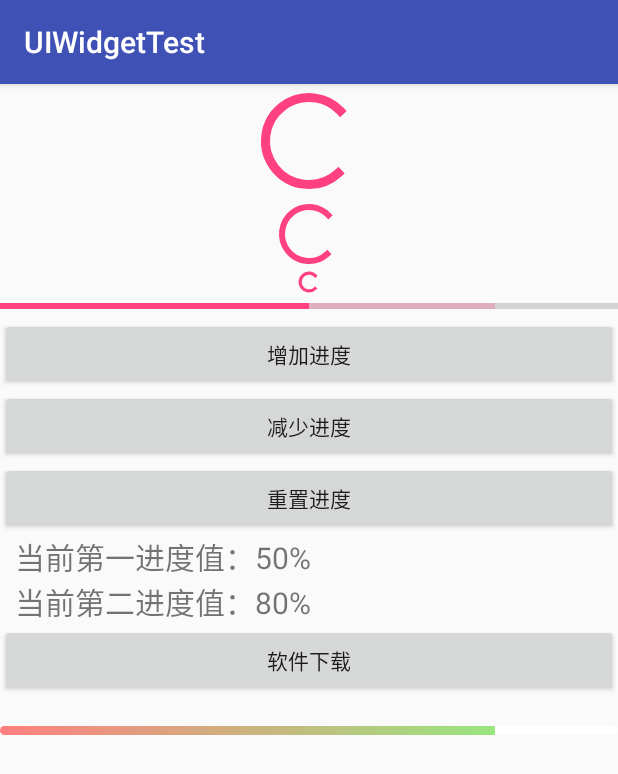
After one commit to cc-ohayou/UIWidgetTest, an Android app: the ProgressBarActivity screen opened directly, with no data from a screen before it, on a phone screen of 412 x 824 dp. The commit adds this screen. Shown: the top 774 px of the screen. Run offline under Robolectric (Android 15) with nearby library versions, the phone set to English and light mode, and no system bars.

Commit message:
progressbar自定义

```diff
--- a/app/src/main/AndroidManifest.xml
+++ b/app/src/main/AndroidManifest.xml
@@ -16,6 +16,7 @@
                 <category android:name="android.intent.category.LAUNCHER" />
             </intent-filter>
         </activity>
+        <activity android:name=".ProgressBarActivity"></activity>
     </application>
 
 </manifest>
--- /dev/null
+++ b/app/src/main/java/space/cc/com/uiwidgettest/BaseActivity.java
@@ -0,0 +1,67 @@
+package space.cc.com.uiwidgettest;
+
+import android.content.Context;
+import android.content.Intent;
+import android.os.Bundle;
+import android.support.annotation.Nullable;
+import android.support.v7.app.AppCompatActivity;
+import android.util.Log;
+
+
+import java.util.HashMap;
+import java.util.Map;
+import java.util.Set;
+
+import space.cc.com.util.ActivityCollector;
+
+public  class BaseActivity extends AppCompatActivity{
+    private static final String TAG = "BaseActivity";
+     static final Map EMPTY_MAP =new HashMap();
+
+    @Override
+    protected void onCreate(@Nullable Bundle savedInstanceState) {
+        super.onCreate(savedInstanceState);
+        Log.i(TAG, "taskId is: " + getTaskId());
+        Log.d(TAG, "create and add to collector activity is " + getClass().getSimpleName());
+        ActivityCollector.addActivity(this);
+    }
+
+    @Override
+    protected void onDestroy() {
+        super.onDestroy();
+        ActivityCollector.removeActivity(this);
+
+    }
+
+    /**
+     * @author CF
+     * created at 2018/10/21/021  21:42
+     */
+    static void startAction(Context context, Map<String, String> map, Class<?> c) {
+        Log.i(TAG, "startAction:context is :" + context.getClass().getSimpleName()
+                + ",targetActivity is:" + c.getSimpleName());
+        Intent intent = new Intent(context, c);
+        if (isNotEmpty(map)) {
+            Set<Map.Entry<String, String>> set = map.entrySet();
+            for (Map.Entry<String, String> entry : set) {
+                intent.putExtra(entry.getKey(), entry.getValue());
+            }
+        }
+        context.startActivity(intent);
+    }
+
+    static boolean isNotEmpty(Map map) {
+        return map != null && !map.isEmpty();
+    }
+
+/**
+ *
+ *@author CF
+ *created at 2018/10/21/021  21:42
+ */
+    public   void startAction(Context context,String bundlKkey, Bundle bundle){
+        Intent intent=new Intent(context,this.getClass());
+        intent.putExtra(bundlKkey,bundle);
+        context.startActivity(intent);
+        }
+    }
--- /dev/null
+++ b/app/src/main/java/space/cc/com/uiwidgettest/ProgressBarActivity.java
@@ -0,0 +1,125 @@
+package space.cc.com.uiwidgettest;
+
+import android.app.ProgressDialog;
+import android.content.Context;
+import android.content.DialogInterface;
+import android.support.v7.app.AppCompatActivity;
+import android.os.Bundle;
+import android.view.View;
+import android.widget.Button;
+import android.widget.ProgressBar;
+import android.widget.TextView;
+import android.widget.Toast;
+
+import java.util.Map;
+
+public class ProgressBarActivity extends BaseActivity implements View.OnClickListener{
+    private ProgressBar mProgressBarHorizontal;
+    private Button mAdd;
+    private Button mReduce;
+    private Button mReset;
+    private TextView mFirstProgressTv;
+    private TextView mSecondProgressTv;
+    private int increase = 10;
+    private int decrease = -10;
+    private int originalFirstPro = 50;
+    private int originalSecondPro = 80;
+    private Context mContext =this;
+    private ProgressBar mCustomProgressBar;
+
+
+    @Override
+    protected void onCreate(Bundle savedInstanceState) {
+        super.onCreate(savedInstanceState);
+        setContentView(R.layout.activity_progress_bar);
+        initView();
+        initData();
+    }
+
+    private void initView(){
+        mProgressBarHorizontal = (ProgressBar) findViewById(R.id.progressBarHorizontal);
+        mAdd = (Button) findViewById(R.id.add);
+        mReduce = (Button) findViewById(R.id.reduce);
+        mReset = (Button) findViewById(R.id.reset);
+        mFirstProgressTv = (TextView) findViewById(R.id.firstProgressTv);
+        mSecondProgressTv = (TextView) findViewById(R.id.secondProgressTv);
+        mCustomProgressBar = (ProgressBar) findViewById(R.id.customProgressBar);
+    }
+
+    private void initData(){
+        mAdd.setOnClickListener(this);
+        mReduce.setOnClickListener(this);
+        mReset.setOnClickListener(this);
+        // 自定义彩色进度条
+        mCustomProgressBar.incrementProgressBy(80);
+    }
+
+    @Override
+    public void onClick(View view) {
+        int progress;
+        int secondaryProgress;
+        int max;
+
+        switch (view.getId()){
+            case R.id.add:
+                mProgressBarHorizontal.incrementProgressBy(increase);
+                mProgressBarHorizontal.incrementSecondaryProgressBy(increase);
+                break;
+
+            case R.id.reduce:
+                mProgressBarHorizontal.incrementProgressBy(decrease);
+                mProgressBarHorizontal.incrementSecondaryProgressBy(decrease);
+                break;
+
+            case R.id.reset:
+                mProgressBarHorizontal.setProgress(originalFirstPro);
+                mProgressBarHorizontal.setSecondaryProgress(originalSecondPro);
+                break;
+        }
+
+        progress = mProgressBarHorizontal.getProgress();
+        secondaryProgress = mProgressBarHorizontal.getSecondaryProgress();
+        max = mProgressBarHorizontal.getMax();
+
+        mFirstProgressTv.setText( (int)( progress / (float)max*100) + "%");
+        mSecondProgressTv.setText( (int)(secondaryProgress / (float)max *100) + "%");
+    }
+
+    public void showDialog(View view){
+        ProgressDialog dialog = new ProgressDialog(mContext);
+        // 设置对话框参数
+        dialog.setIcon(R.mipmap.ic_launcher);
+        dialog.setTitle("软件下载");
+        dialog.setMessage("软件下载进度：");
+        dialog.setCancelable(false);
+        // 设置进度条参数
+        dialog.setProgressStyle(ProgressDialog.STYLE_HORIZONTAL);
+        dialog.setMax(100);
+        dialog.incrementProgressBy(20);
+        dialog.setIndeterminate(false); // 填false表示是明确显示进度的 填true表示不是明确显示进度的
+        dialog.setButton(DialogInterface.BUTTON_POSITIVE, "确定", new DialogInterface.OnClickListener() {
+            @Override
+            public void onClick(DialogInterface dialogInterface, int i) {
+                Toast.makeText(mContext , "确定" , Toast.LENGTH_SHORT).show();
+            }
+        });
+
+        dialog.setButton(DialogInterface.BUTTON_NEGATIVE, "取消", new DialogInterface.OnClickListener() {
+            @Override
+            public void onClick(DialogInterface dialogInterface, int i) {
+                Toast.makeText(mContext , "取消" , Toast.LENGTH_SHORT).show();
+            }
+        });
+        dialog.show();
+    }
+
+
+    /**
+     *
+     *@author CF
+     *created at 2018/10/21/021  21:59
+     */
+    public  static void actionStart(Context context, Map<String,String> map){
+        startAction(context, map,ProgressBarActivity.class);
+    }
+}
--- /dev/null
+++ b/app/src/main/res/drawable/progressbar.xml
@@ -0,0 +1,39 @@
+<layer-list xmlns:android="http://schemas.android.com/apk/res/android" >
+    <item android:id="@android:id/background">
+        <shape>
+            <corners android:radius="5dip" />
+            <gradient
+                android:angle="0"
+                android:centerColor="#fff"
+                android:centerY="0.75"
+                android:endColor="#fff"
+                android:startColor="#fff" />
+        </shape>
+    </item>
+
+    <item android:id="@android:id/secondaryProgress">
+        <clip>
+            <shape>
+                <corners android:radius="5dip" />
+                <gradient
+                    android:angle="0"
+                    android:centerColor="#80ffb600"
+                    android:centerY="0.75"
+                    android:endColor="#a0ffcb00"
+                    android:startColor="#80ffd300" />
+            </shape>
+        </clip>
+    </item>
+
+    <item android:id="@android:id/progress">
+        <clip>
+            <shape>
+                <corners android:radius="5dip" />
+                <gradient
+                    android:angle="0"
+                    android:endColor="#8000ff00"
+                    android:startColor="#80ff0000" />
+            </shape>
+        </clip>
+    </item>
+</layer-list>
--- a/app/src/main/res/layout/activity_main.xml
+++ b/app/src/main/res/layout/activity_main.xml
@@ -58,7 +58,7 @@
 
     <ProgressBar
         android:id="@+id/progressBar"
-        style="?android:attr/progressBarStyleHorizontal"
+        style="?android:attr/progressBarStyleLarge"
         android:layout_width="match_parent"
         android:layout_height="wrap_content" />
 
--- /dev/null
+++ b/app/src/main/res/layout/activity_progress_bar.xml
@@ -0,0 +1,107 @@
+<?xml version="1.0" encoding="utf-8"?>
+<LinearLayout xmlns:android="http://schemas.android.com/apk/res/android"
+    xmlns:tools="http://schemas.android.com/tools"
+    android:layout_width="match_parent"
+    android:layout_height="match_parent"
+    tools:context=".ProgressBarActivity"
+    android:orientation="vertical">
+
+    <ProgressBar
+        android:id="@+id/progressBarLarge"
+        style="?android:attr/progressBarStyleLarge"
+        android:layout_width="match_parent"
+        android:layout_height="wrap_content"/>
+
+    <ProgressBar
+        android:id="@+id/progressBarNormal"
+        android:layout_width="match_parent"
+        android:layout_height="wrap_content"/>
+
+    <ProgressBar
+        android:id="@+id/progressBarSmall"
+        style="?android:attr/progressBarStyleSmall"
+        android:layout_width="match_parent"
+        android:layout_height="wrap_content"/>
+
+    <ProgressBar
+        android:max="100"
+        android:progress="50"
+        android:secondaryProgress="80"
+        android:id="@+id/progressBarHorizontal"
+        style="?android:attr/progressBarStyleHorizontal"
+        android:layout_width="match_parent"
+        android:layout_height="wrap_content"/>
+
+    <!--注：max指最大进度值
+           progress指第一进度值  如：播放进度
+           secondProgress指第二进度值  如：缓冲进度 -->
+
+    <Button
+        android:id="@+id/add"
+        android:layout_width="match_parent"
+        android:layout_height="wrap_content"
+        android:text="增加进度"/>
+
+    <Button
+        android:id="@+id/reduce"
+        android:layout_width="match_parent"
+        android:layout_height="wrap_content"
+        android:text="减少进度"/>
+
+    <Button
+        android:id="@+id/reset"
+        android:layout_width="match_parent"
+        android:layout_height="wrap_content"
+        android:text="重置进度"/>
+
+    <LinearLayout
+        android:layout_width="match_parent"
+        android:layout_height="wrap_content"
+        android:orientation="horizontal">
+        <TextView
+            android:text="当前第一进度值："
+            android:textSize="20sp"
+            android:layout_marginLeft="10dp"
+            android:layout_width="wrap_content"
+            android:layout_height="wrap_content"/>
+        <TextView
+            android:id="@+id/firstProgressTv"
+            android:textSize="20sp"
+            android:text="50%"
+            android:layout_width="wrap_content"
+            android:layout_height="wrap_content"/>
+    </LinearLayout>
+
+    <LinearLayout
+        android:layout_width="match_parent"
+        android:layout_height="wrap_content"
+        android:orientation="horizontal">
+        <TextView
+            android:text="当前第二进度值："
+            android:textSize="20sp"
+            android:layout_marginLeft="10dp"
+            android:layout_width="wrap_content"
+            android:layout_height="wrap_content"/>
+        <TextView
+            android:id="@+id/secondProgressTv"
+            android:textSize="20sp"
+            android:text="80%"
+            android:layout_width="wrap_content"
+            android:layout_height="wrap_content"/>
+    </LinearLayout>
+
+    <Button
+        android:layout_width="match_parent"
+        android:layout_height="wrap_content"
+        android:text="软件下载"
+        android:onClick="showDialog"/>
+
+    <ProgressBar
+        android:id="@+id/customProgressBar"
+        style="?android:attr/progressBarStyleHorizontal"
+        android:progressDrawable="@drawable/progressbar"
+        android:layout_marginTop="20dp"
+        android:layout_width="match_parent"
+        android:layout_height="6dp"/>
+
+</LinearLayout>
```
Also changed, not shown: app/src/main/java/space/cc/com/uiwidgettest/MainActivity.java (+7 -3 lines), app/src/main/java/space/cc/com/util/ActivityCollector.java (added, +33 -0 lines).
